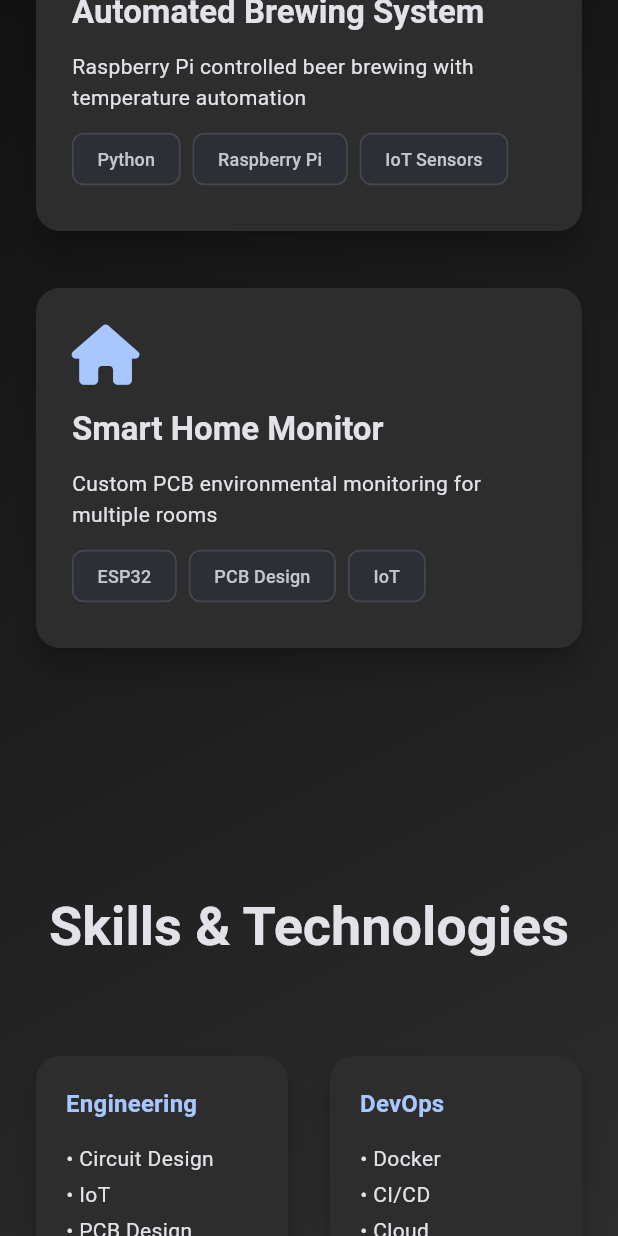
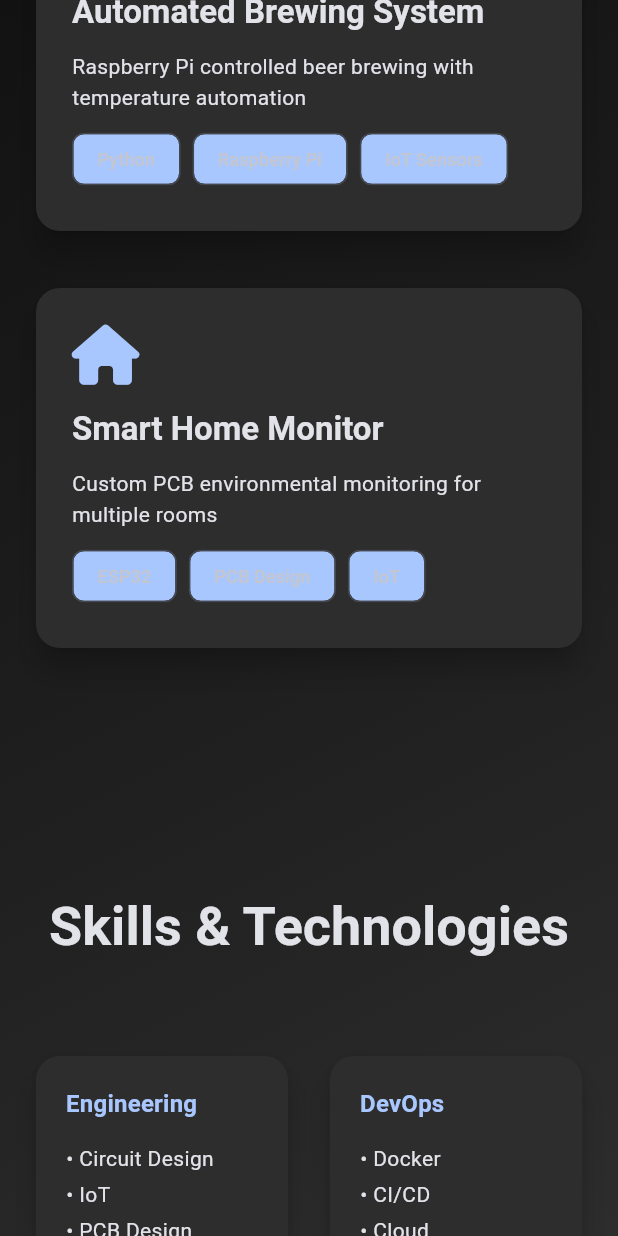
Before and after one commit to netanelklein/netanel-homepage, a Flutter app: the screen it shows after launch, scrolled down 2304 dp, on a phone screen of 412 x 824 dp. Run offline on Flutter 3.47's test engine with Material 3 defaults, Android fonts, the phone set to English and light mode, and no system bars; our stand-ins replace animate_do, flutter_screenutil, font_awesome_flutter, responsive_builder.

Commit message:
Updated deprecated functions

```diff
--- a/lib/presentation/widgets/sections/projects_section.dart
+++ b/lib/presentation/widgets/sections/projects_section.dart
@@ -112,7 +112,7 @@ class ProjectsSection extends StatelessWidget {
                     tech,
                     style: const TextStyle(fontSize: 12),
                   ),
-                  backgroundColor: Theme.of(context).colorScheme.primary.withOpacity(0.1),
+                  backgroundColor: Theme.of(context).colorScheme.primary.withValues(),
                 )).toList(),
               ),
             ],
--- a/lib/presentation/widgets/sections/skills_section.dart
+++ b/lib/presentation/widgets/sections/skills_section.dart
@@ -66,7 +66,7 @@ class SkillsSection extends StatelessWidget {
               ...skills.map((skill) => Padding(
                 padding: const EdgeInsets.symmetric(vertical: 2),
                 child: Text('• $skill'),
-              )).toList(),
+              )),
             ],
           ),
         ),
```
